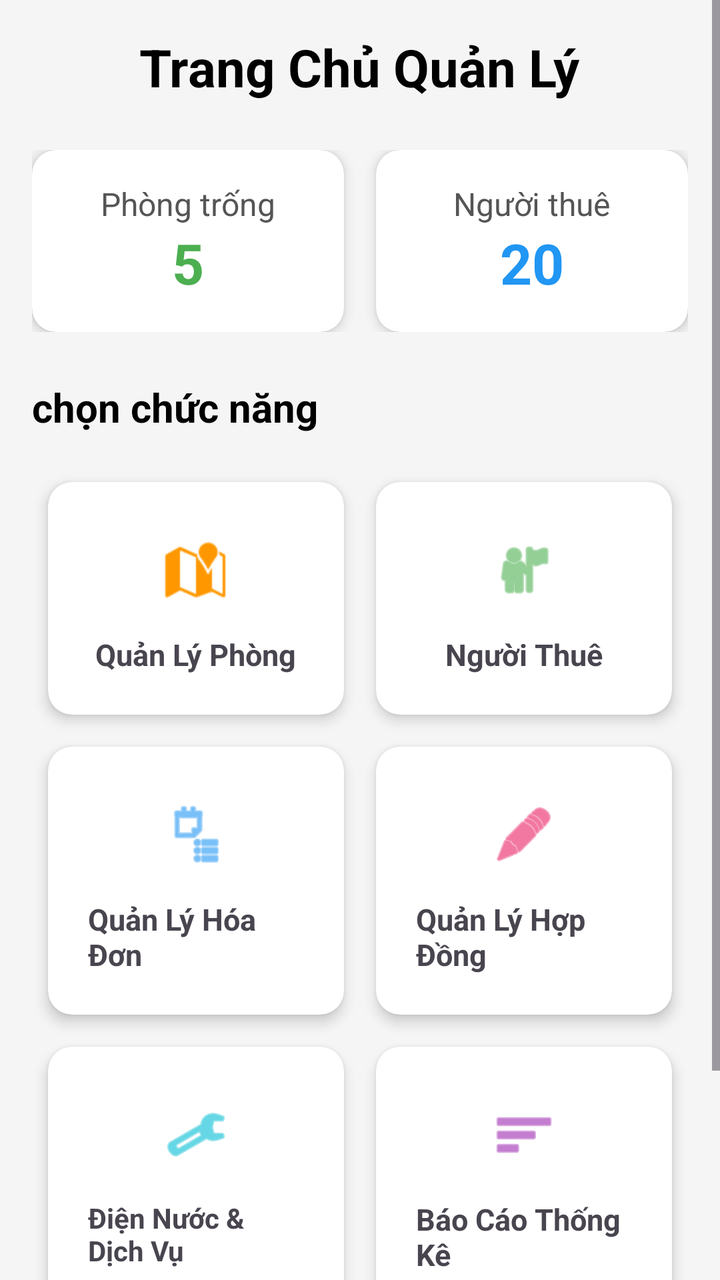
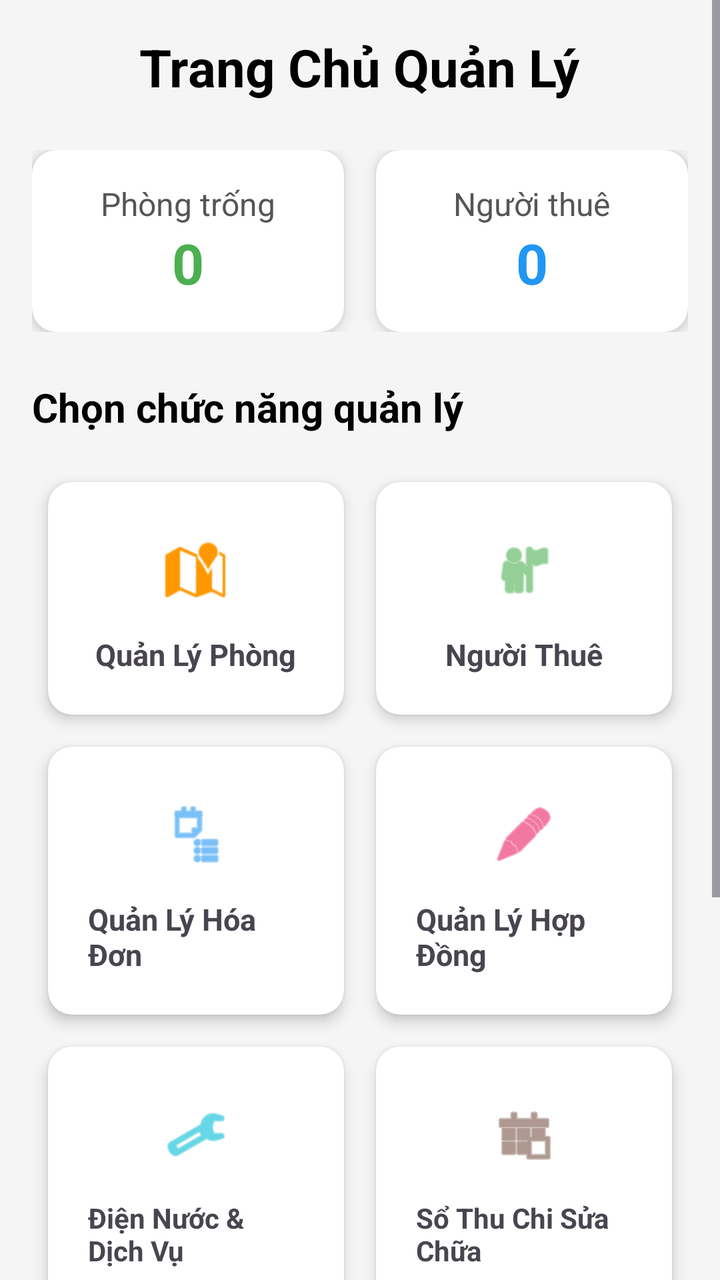

Two renders of the same Android screen: before a commit and after it. Below are the layout's source before the change and the commit's diff.
<!-- AndroidManifest.xml: application theme Theme.Detai1 -->
<!-- res/layout/giaodientrangchu.xml -->
<?xml version="1.0" encoding="utf-8"?>
<ScrollView xmlns:android="http://schemas.android.com/apk/res/android"
    xmlns:app="http://schemas.android.com/apk/res-auto"
    android:layout_width="match_parent"
    android:layout_height="match_parent"
    android:background="#F5F5F5">

    <LinearLayout
        android:layout_width="match_parent"
        android:layout_height="wrap_content"
        android:orientation="vertical"
        android:padding="16dp">

        
        <TextView
            android:id="@+id/txtloichao"
            android:layout_width="wrap_content"
            android:layout_height="wrap_content"
            android:layout_gravity="center"
            android:layout_marginBottom="24dp"
            android:text="Trang Chủ Quản Lý"
            android:textColor="@android:color/black"
            android:textSize="26sp"
            android:textStyle="bold" />

        
        <LinearLayout
            android:layout_width="match_parent"
            android:layout_height="wrap_content"
            android:layout_marginBottom="24dp"
            android:orientation="horizontal">

            
            <androidx.cardview.widget.CardView
                android:layout_width="0dp"
                android:layout_height="wrap_content"
                android:layout_marginEnd="8dp"
                android:layout_weight="1"
                app:cardCornerRadius="12dp"
                app:cardElevation="4dp">

                <LinearLayout
                    android:layout_width="match_parent"
                    android:layout_height="wrap_content"
                    android:gravity="center"
                    android:orientation="vertical"
                    android:padding="16dp">

                    <TextView
                        android:layout_width="wrap_content"
                        android:layout_height="wrap_content"
                        android:text="Phòng trống"
                        android:textColor="#555555"
                        android:textSize="16sp" />

                    <TextView
                        android:id="@+id/txtsophongtrong"
                        android:layout_width="wrap_content"
                        android:layout_height="wrap_content"
                        android:text="5"
                        android:textColor="#4CAF50"
                        android:textSize="28sp"
                        android:textStyle="bold" />
                </LinearLayout>
            </androidx.cardview.widget.CardView>

            
            <androidx.cardview.widget.CardView
                android:layout_width="0dp"
                android:layout_height="wrap_content"
                android:layout_marginStart="8dp"
                android:layout_weight="1"
                app:cardCornerRadius="12dp"
                app:cardElevation="4dp">

                <LinearLayout
                    android:layout_width="match_parent"
                    android:layout_height="wrap_content"
                    android:gravity="center"
                    android:orientation="vertical"
                    android:padding="16dp">

                    <TextView
                        android:layout_width="wrap_content"
                        android:layout_height="wrap_content"
                        android:text="Người thuê"
                        android:textColor="#555555"
                        android:textSize="16sp" />

                    <TextView
                        android:id="@+id/txtsonguoithue"
                        android:layout_width="wrap_content"
                        android:layout_height="wrap_content"
                        android:text="20"
                        android:textColor="#2196F3"
                        android:textSize="28sp"
                        android:textStyle="bold" />
                </LinearLayout>
            </androidx.cardview.widget.CardView>

        </LinearLayout>

        
        <TextView
            android:layout_width="wrap_content"
            android:layout_height="wrap_content"
            android:layout_marginBottom="16dp"
            android:text="chọn chức năng"
            android:textColor="@android:color/black"
            android:textSize="20sp"
            android:textStyle="bold" />

        
        <GridLayout
            android:layout_width="match_parent"
            android:layout_height="wrap_content"
            android:alignmentMode="alignMargins"
            android:columnCount="2"
            android:columnOrderPreserved="false">

            
            <androidx.cardview.widget.CardView
                android:id="@+id/cvquanlyphongtro"
                android:layout_width="0dp"
                android:layout_height="wrap_content"
                android:layout_columnWeight="1"
                android:layout_margin="8dp"
                android:clickable="true"
                android:foreground="?android:attr/selectableItemBackground"
                app:cardCornerRadius="12dp"
                app:cardElevation="4dp">

                <LinearLayout
                    android:layout_width="match_parent"
                    android:layout_height="wrap_content"
                    android:gravity="center"
                    android:orientation="vertical"
                    android:padding="20dp">

                    <ImageButton
                        android:id="@+id/btnimgquanlyphongtro"
                        android:layout_width="48dp"
                        android:layout_height="48dp"
                        android:src="@android:drawable/ic_dialog_map"
                        app:tint="#FF9800"
                        android:background="?attr/selectableItemBackgroundBorderless"
                        android:contentDescription="Quản lý phòng"/>

                    <TextView
                        android:layout_width="wrap_content"
                        android:layout_height="wrap_content"
                        android:layout_marginTop="8dp"
                        android:text="Quản Lý Phòng"
                        android:textSize="15sp"
                        android:textStyle="bold" />
                </LinearLayout>
            </androidx.cardview.widget.CardView>

            
            <androidx.cardview.widget.CardView
                android:id="@+id/cvquanlynguoithue"
                android:layout_width="0dp"
                android:layout_height="wrap_content"
                android:layout_columnWeight="1"
                android:layout_margin="8dp"
                android:clickable="true"
                android:foreground="?android:attr/selectableItemBackground"
                app:cardCornerRadius="12dp"
                app:cardElevation="4dp">

                <LinearLayout
                    android:layout_width="match_parent"
                    android:layout_height="wrap_content"
                    android:gravity="center"
                    android:orientation="vertical"
                    android:padding="20dp">

                    <ImageButton
                        android:id="@+id/btnimgnguoithue"
                        android:layout_width="48dp"
                        android:layout_height="48dp"
                        android:src="@android:drawable/ic_menu_myplaces"
                        app:tint="#4CAF50"
                        android:background="?attr/selectableItemBackgroundBorderless"
                        android:contentDescription="Người thuê"/>

                    <TextView
                        android:layout_width="wrap_content"
                        android:layout_height="wrap_content"
                        android:layout_marginTop="8dp"
                        android:text="Người Thuê"
                        android:textSize="15sp"
                        android:textStyle="bold" />
                </LinearLayout>
            </androidx.cardview.widget.CardView>

            
            <androidx.cardview.widget.CardView
                android:id="@+id/cvquanlyhoadon"
                android:layout_width="0dp"
                android:layout_height="wrap_content"
                android:layout_columnWeight="1"
                android:layout_margin="8dp"
                android:clickable="true"
                android:foreground="?android:attr/selectableItemBackground"
                app:cardCornerRadius="12dp"
                app:cardElevation="4dp">

                <LinearLayout
                    android:layout_width="match_parent"
                    android:layout_height="wrap_content"
                    android:gravity="center"
                    android:orientation="vertical"
                    android:padding="20dp">

                    <ImageButton
                        android:id="@+id/btnimghoadon"
                        android:layout_width="48dp"
                        android:layout_height="48dp"
                        android:src="@android:drawable/ic_menu_agenda"
                        app:tint="#2196F3"
                        android:background="?attr/selectableItemBackgroundBorderless"
                        android:contentDescription="Quản lý hóa đơn"/>

                    <TextView
                        android:layout_width="wrap_content"
                        android:layout_height="wrap_content"
                        android:layout_marginTop="8dp"
                        android:text="Quản Lý Hóa Đơn"
                        android:textSize="15sp"
                        android:textStyle="bold" />
                </LinearLayout>
            </androidx.cardview.widget.CardView>

            
            <androidx.cardview.widget.CardView
                android:id="@+id/cvquanlyhopdong"
                android:layout_width="0dp"
                android:layout_height="wrap_content"
                android:layout_columnWeight="1"
                android:layout_margin="8dp"
                android:clickable="true"
                android:foreground="?android:attr/selectableItemBackground"
                app:cardCornerRadius="12dp"
                app:cardElevation="4dp">

                <LinearLayout
                    android:layout_width="match_parent"
                    android:layout_height="wrap_content"
                    android:gravity="center"
                    android:orientation="vertical"
                    android:padding="20dp">

                    <ImageButton
                        android:id="@+id/btnimghopdong"
                        android:layout_width="48dp"
                        android:layout_height="48dp"
                        android:src="@android:drawable/ic_menu_edit"
                        app:tint="#E91E63"
                        android:background="?attr/selectableItemBackgroundBorderless"
                        android:contentDescription="Quản lý hợp đồng"/>

                    <TextView
                        android:layout_width="wrap_content"
                        android:layout_height="wrap_content"
                        android:layout_marginTop="8dp"
                        android:text="Quản Lý Hợp Đồng"
                        android:textSize="15sp"
                        android:textStyle="bold" />
                </LinearLayout>
            </androidx.cardview.widget.CardView>

            
            <androidx.cardview.widget.CardView
                android:id="@+id/cvquanlydiennuoc"
                android:layout_width="0dp"
                android:layout_height="wrap_content"
                android:layout_columnWeight="1"
                android:layout_margin="8dp"
                android:clickable="true"
                android:foreground="?android:attr/selectableItemBackground"
                app:cardCornerRadius="12dp"
                app:cardElevation="4dp">

                <LinearLayout
                    android:layout_width="match_parent"
                    android:layout_height="wrap_content"
                    android:gravity="center"
                    android:orientation="vertical"
                    android:padding="20dp">

                    <ImageButton
                        android:id="@+id/btnimgdiennuoc"
                        android:layout_width="48dp"
                        android:layout_height="48dp"
                        android:src="@android:drawable/ic_menu_manage"
                        app:tint="#00BCD4"
                        android:background="?attr/selectableItemBackgroundBorderless"
                        android:contentDescription="Điện nước dịch vụ"/>

                    <TextView
                        android:layout_width="wrap_content"
                        android:layout_height="wrap_content"
                        android:layout_marginTop="8dp"
                        android:text="Điện Nước &amp; Dịch Vụ"
                        android:textSize="14sp"
                        android:textStyle="bold" />
                </LinearLayout>
            </androidx.cardview.widget.CardView>

            
            <androidx.cardview.widget.CardView
                android:id="@+id/cvthongke"
                android:layout_width="0dp"
                android:layout_height="wrap_content"
                android:layout_columnWeight="1"
                android:layout_margin="8dp"
                android:clickable="true"
                android:foreground="?android:attr/selectableItemBackground"
                app:cardCornerRadius="12dp"
                app:cardElevation="4dp">

                <LinearLayout
                    android:layout_width="match_parent"
                    android:layout_height="wrap_content"
                    android:gravity="center"
                    android:orientation="vertical"
                    android:padding="20dp">

                    <ImageButton
                        android:id="@+id/btnimgthongke"
                        android:layout_width="48dp"
                        android:layout_height="48dp"
                        android:src="@android:drawable/ic_menu_sort_by_size"
                        app:tint="#9C27B0"
                        android:background="?attr/selectableItemBackgroundBorderless"
                        android:contentDescription="Thống kê"/>

                    <TextView
                        android:layout_width="wrap_content"
                        android:layout_height="wrap_content"
                        android:layout_marginTop="8dp"
                        android:text="Báo Cáo Thống Kê"
                        android:textSize="15sp"
                        android:textStyle="bold" />
                </LinearLayout>
            </androidx.cardview.widget.CardView>

        </GridLayout>

        
        <Button
            android:id="@+id/btndangxuat"
            android:layout_width="match_parent"
            android:layout_height="60dp"
            android:layout_marginTop="24dp"
            android:backgroundTint="#F44336"
            android:text="ĐĂNG XUẤT"
            android:textColor="@android:color/white"
            android:textSize="18sp" />

    </LinearLayout>
</ScrollView>
<!-- resources referenced by this layout -->
<resources>
  <style name="Theme.Detai1" parent="Base.Theme.Detai1" />
  <style name="Base.Theme.Detai1" parent="Theme.Material3.DayNight.NoActionBar">
          
          
      </style>
</resources>

<!-- the commit's change to res/layout/giaodientrangchu.xml (unified diff, before → after) -->
@@ -57,7 +57,7 @@
                         android:id="@+id/txtsophongtrong"
                         android:layout_width="wrap_content"
                         android:layout_height="wrap_content"
-                        android:text="5"
+                        android:text="0"
                         android:textColor="#4CAF50"
                         android:textSize="28sp"
                         android:textStyle="bold" />
@@ -91,7 +91,7 @@
                         android:id="@+id/txtsonguoithue"
                         android:layout_width="wrap_content"
                         android:layout_height="wrap_content"
-                        android:text="20"
+                        android:text="0"
                         android:textColor="#2196F3"
                         android:textSize="28sp"
                         android:textStyle="bold" />
@@ -105,7 +105,7 @@
             android:layout_width="wrap_content"
             android:layout_height="wrap_content"
             android:layout_marginBottom="16dp"
-            android:text="chọn chức năng"
+            android:text="Chọn chức năng quản lý"
             android:textColor="@android:color/black"
             android:textSize="20sp"
             android:textStyle="bold" />
@@ -303,6 +303,44 @@
                         android:layout_height="wrap_content"
                         android:layout_marginTop="8dp"
                         android:text="Điện Nước &amp; Dịch Vụ"
+                        android:textSize="14sp"
+                        android:textStyle="bold" />
+                </LinearLayout>
+            </androidx.cardview.widget.CardView>
+
+            
+            <androidx.cardview.widget.CardView
+                android:id="@+id/cvquanlythuchi"
+                android:layout_width="0dp"
+                android:layout_height="wrap_content"
+                android:layout_columnWeight="1"
+                android:layout_margin="8dp"
+                android:clickable="true"
+                android:foreground="?android:attr/selectableItemBackground"
+                app:cardCornerRadius="12dp"
+                app:cardElevation="4dp">
+
+                <LinearLayout
+                    android:layout_width="match_parent"
+                    android:layout_height="wrap_content"
+                    android:gravity="center"
+                    android:orientation="vertical"
+                    android:padding="20dp">
+
+                    <ImageButton
+                        android:id="@+id/btnimgthuchi"
+                        android:layout_width="48dp"
+                        android:layout_height="48dp"
+                        android:src="@android:drawable/ic_menu_today"
+                        app:tint="#795548"
+                        android:background="?attr/selectableItemBackgroundBorderless"
+                        android:contentDescription="Sổ thu chi bảo trì"/>
+
+                    <TextView
+                        android:layout_width="wrap_content"
+                        android:layout_height="wrap_content"
+                        android:layout_marginTop="8dp"
+                        android:text="Sổ Thu Chi Sửa Chữa"
                         android:textSize="14sp"
                         android:textStyle="bold" />
                 </LinearLayout>
